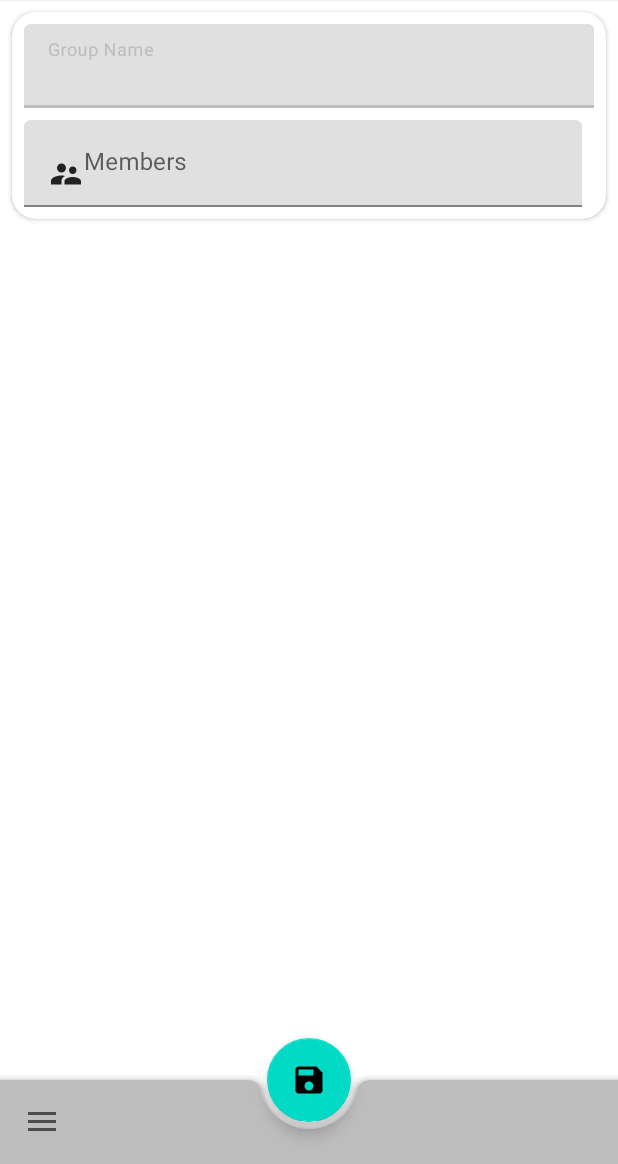
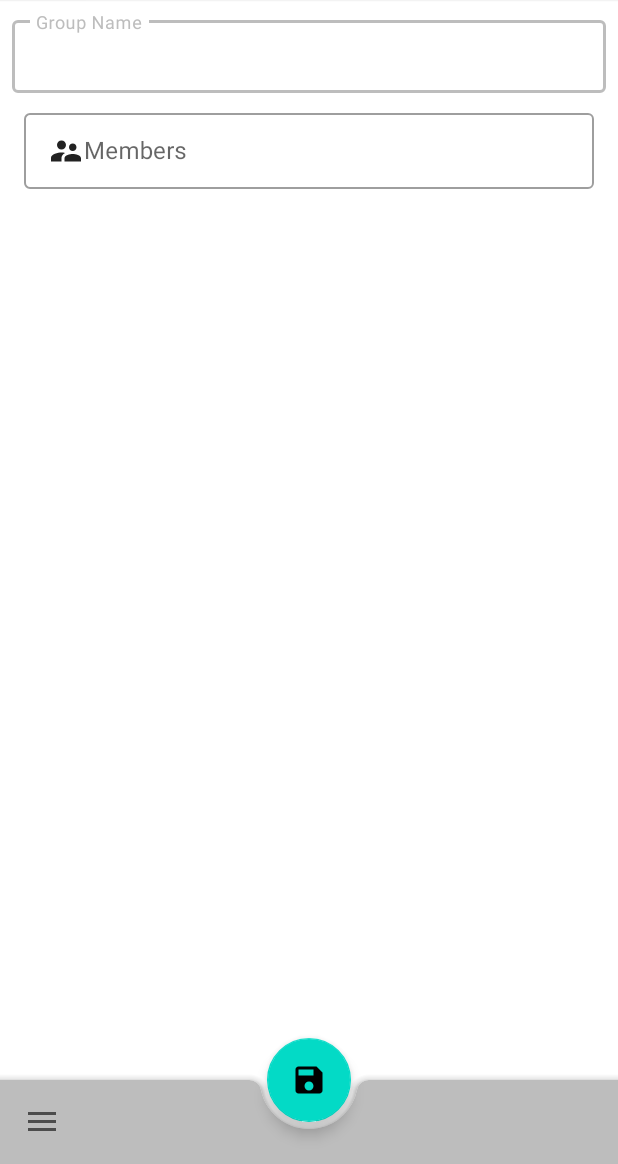
Before and after one commit to sandipv22/Expenses, an Android app: the NewGroupFragment screen opened through its navigation route, on a phone screen of 412 x 824 dp, the part 72-1236 px from its top. Run offline under Robolectric (Android 15) with nearby library versions, the phone set to English and light mode, and no system bars; our stand-ins replace Firebase (no records; nobody signed in at launch, a user with empty details on screens opened directly); libraries missing offline, so code that uses them is left out: com.afollestad.materialdialogs, com.android.ex, io.michaelrocks.libphonenumber; plain views replace RecipientEditTextView; 9 statements that could not run were skipped.

Commit message:
Changed style of input and Layout Changes

```diff
--- a/app/src/main/java/com/afterroot/expenses/fragment/EditProfileFragment.kt
+++ b/app/src/main/java/com/afterroot/expenses/fragment/EditProfileFragment.kt
@@ -44,7 +44,7 @@ class EditProfileFragment : Fragment() {
     private lateinit var userViewModel: UserViewModel
 
     override fun onCreateView(inflater: LayoutInflater, container: ViewGroup?, savedInstanceState: Bundle?): View? {
-        return inflater.inflate(com.afterroot.expenses.R.layout.fragment_edit_profile, container, false)
+        return inflater.inflate(R.layout.fragment_edit_profile, container, false)
     }
 
     private lateinit var firebaseUser: FirebaseUser
@@ -64,7 +64,7 @@ class EditProfileFragment : Fragment() {
                 activity!!.progress.setVisible(false)
             }
             activity!!.fab.apply {
-                setImageDrawable(activity!!.getDrawableExt(R.drawable.ic_done))
+                setImageDrawable(activity!!.getDrawableExt(R.drawable.ic_save))
                 setOnClickListener {
                     activity!!.progress.setVisible(true)
                     val phoneText = this@EditProfileFragment.input_phone.text.toString()
--- a/app/src/main/java/com/afterroot/expenses/fragment/NewGroupFragment.kt
+++ b/app/src/main/java/com/afterroot/expenses/fragment/NewGroupFragment.kt
@@ -48,17 +48,17 @@ class NewGroupFragment : Fragment() {
 
     override fun onViewCreated(view: View, savedInstanceState: Bundle?) {
         super.onViewCreated(view, savedInstanceState)
-        text_input_group_members.apply {
+        edit_text_group_members.apply {
             setTokenizer(MultiAutoCompleteTextView.CommaTokenizer())
         }
         val recAdapter = BaseRecipientAdapter(BaseRecipientAdapter.QUERY_TYPE_PHONE, activity!!)
         recAdapter.isShowMobileOnly = false
-        text_input_group_members.setAdapter(recAdapter)
+        edit_text_group_members.setAdapter(recAdapter)
 
         activity!!.fab.apply {
             setImageDrawable(activity!!.getDrawableExt(R.drawable.ic_save))
             setOnClickListener {
-                val selected = text_input_group_members.sortedRecipients
+                val selected = edit_text_group_members.sortedRecipients
                 if (selected.isNotEmpty()) {
                     val userMAp = HashMap<String?, Int>()
                     activity!!.progress.visibility = View.VISIBLE
@@ -81,7 +81,7 @@ class NewGroupFragment : Fragment() {
                                             userMAp[FirebaseUtils.firebaseUser!!.uid] = DBConstants.TYPE_ADMIN
                                             activity!!.progress.visibility = View.VISIBLE
                                             Log.d(_tag, "onCreateOptionsMenu: Creating Group")
-                                            val group = Group(input_group_name.text.toString(), Date(), userMAp)
+                                            val group = Group(edit_text_group_name.text.toString(), Date(), userMAp)
                                             db.collection(DBConstants.GROUPS).add(group).addOnSuccessListener {
                                                 activity!!.root_layout.snackbar("Group Created")
                                                 activity!!.progress.visibility = View.INVISIBLE
--- a/app/src/main/res/layout/fragment_new_group.xml
+++ b/app/src/main/res/layout/fragment_new_group.xml
@@ -19,26 +19,9 @@
     android:layout_width="match_parent"
     android:layout_height="match_parent">
 
-    <androidx.cardview.widget.CardView
-        android:layout_width="match_parent"
-        android:layout_height="wrap_content"
-        android:layout_marginStart="8dp"
-        android:layout_marginTop="8dp"
-        android:layout_marginEnd="8dp"
-        android:layout_marginBottom="8dp"
-        app:cardCornerRadius="@dimen/card_corner_radius"
-        app:layout_constraintBottom_toBottomOf="parent"
-        app:layout_constraintEnd_toEndOf="parent"
-        app:layout_constraintStart_toStartOf="parent"
-        app:layout_constraintTop_toTopOf="parent"
-        app:layout_constraintVertical_bias="0.0">
-
-        <androidx.constraintlayout.widget.ConstraintLayout
-            android:layout_width="match_parent"
-            android:layout_height="match_parent">
-
     <com.google.android.material.textfield.TextInputLayout
-                android:id="@+id/textInputLayout"
+        android:id="@+id/ti_layout_group_name"
+        style="@style/Widget.MaterialComponents.TextInputLayout.OutlinedBox.Dense"
         android:layout_width="0dp"
         android:layout_height="wrap_content"
         android:layout_marginStart="8dp"
@@ -50,27 +33,28 @@
         app:layout_constraintTop_toTopOf="parent">
 
         <com.google.android.material.textfield.TextInputEditText
-                    android:id="@+id/input_group_name"
+            android:id="@+id/edit_text_group_name"
             android:layout_width="match_parent"
             android:layout_height="wrap_content" />
 
     </com.google.android.material.textfield.TextInputLayout>
 
     <com.google.android.material.textfield.TextInputLayout
-                android:id="@+id/input_group_members"
+        android:id="@+id/ti_layout_group_members"
+        style="@style/Widget.MaterialComponents.TextInputLayout.OutlinedBox.Dense"
         android:layout_width="0dp"
         android:layout_height="wrap_content"
+        android:layout_marginStart="8dp"
+        android:layout_marginTop="8dp"
         android:layout_marginEnd="8dp"
-                android:layout_marginBottom="8dp"
         android:hint="@string/text_members"
-                app:layout_constraintBottom_toBottomOf="parent"
         app:layout_constraintEnd_toEndOf="parent"
         app:layout_constraintHorizontal_bias="0.0"
         app:layout_constraintStart_toStartOf="parent"
-                app:layout_constraintTop_toBottomOf="@+id/textInputLayout">
+        app:layout_constraintTop_toBottomOf="@+id/ti_layout_group_name">
 
         <com.android.ex.chips.RecipientEditTextView
-                    android:id="@+id/text_input_group_members"
+            android:id="@+id/edit_text_group_members"
             android:layout_width="match_parent"
             android:layout_height="wrap_content"
             android:layout_marginStart="8dp"
@@ -80,9 +64,5 @@
 
     </com.google.android.material.textfield.TextInputLayout>
 
-        </androidx.constraintlayout.widget.ConstraintLayout>
-
-    </androidx.cardview.widget.CardView>
-
 
 </androidx.constraintlayout.widget.ConstraintLayout>
```
Also changed, not shown: app/src/main/res/layout/fragment_add_expense.xml (+3 -21 lines), app/src/main/res/layout/fragment_edit_profile.xml (+5 -22 lines). Lines whose indentation alone changed are shown as unchanged.
